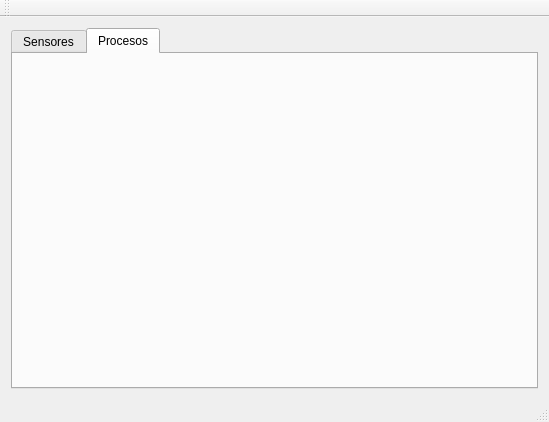
Old version of the form qtsystemmonitor/mainwindow.ui in the repository alu0100763249/soa-system-monitor.
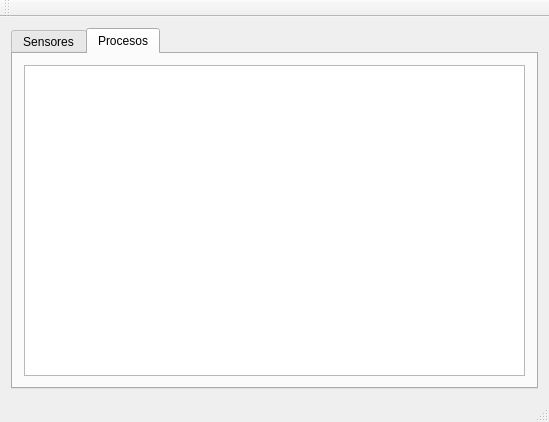
New version of the form. The open tabs and pages were chosen to show the change.

Commit message: Parte 2 Realizada

```diff
--- a/qtsystemmonitor/mainwindow.ui
+++ b/qtsystemmonitor/mainwindow.ui
@@ -34,6 +34,11 @@
        <attribute name="title">
         <string>Procesos</string>
        </attribute>
+       <layout class="QVBoxLayout" name="verticalLayout_3">
+        <item>
+         <widget class="QTableWidget" name="tableWidget_2"/>
+        </item>
+       </layout>
       </widget>
      </widget>
     </item>
```
The commit also changes 2 other files.
